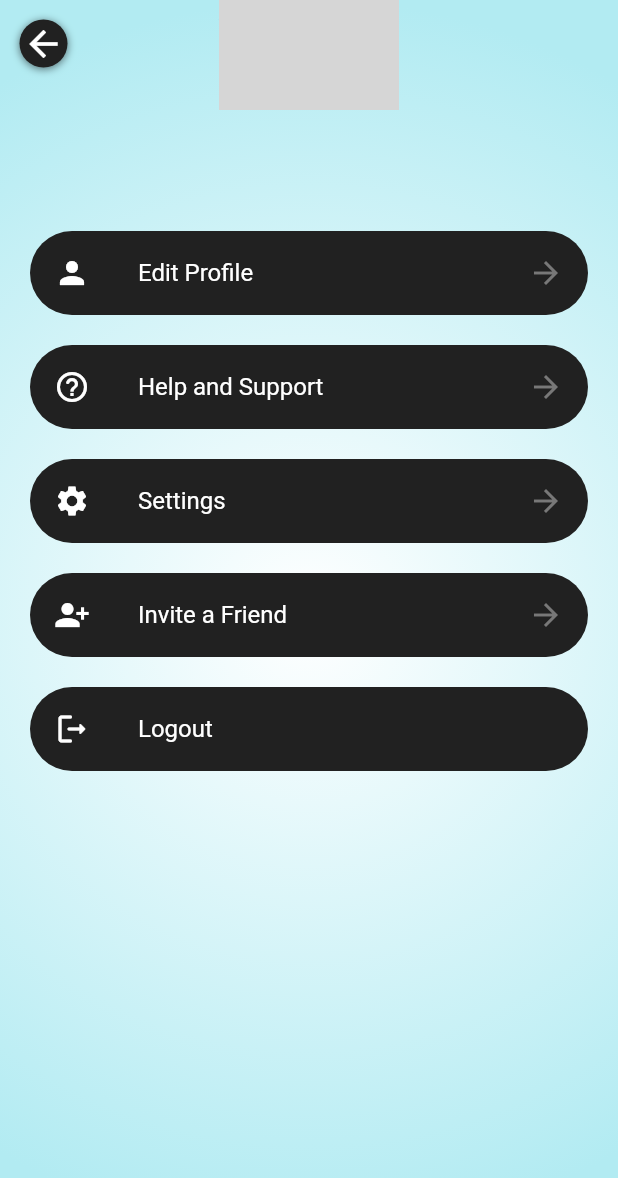
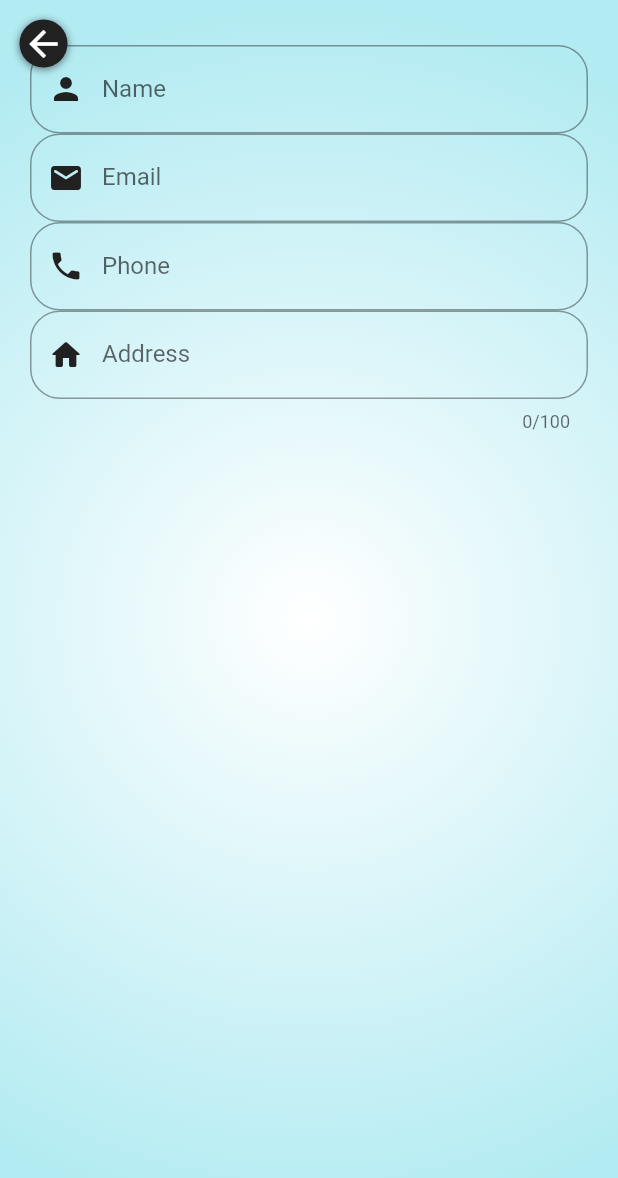
Before and after one commit to DA-NIN-JA/food_app, a Flutter app: the UserProfile screen opened by its route, scrolled down 77 dp, after a tap on "Edit Profile", on a phone screen of 412 x 824 dp. Shown: the top 1178 px of the screen. Run offline on Flutter 3.47's test engine with Material 2 defaults, Android fonts, the phone set to English and light mode, and no system bars; our stand-ins replace cloud_firestore, firebase_auth, firebase_core, font_awesome_flutter, rflutter_alert; accounts and stored records are empty; network calls fail; grey boxes are pictures that could not be loaded.

Commit message:
Edit Screen Skeleton

```diff
--- a/lib/main.dart
+++ b/lib/main.dart
@@ -7,6 +7,7 @@ import 'package:food_app/providers/provider.dart';
 import 'package:food_app/screens/AuthPage.dart';
 import 'package:food_app/screens/NGO_list_page.dart';
 import 'package:food_app/screens/NGO_page.dart';
+import 'package:food_app/screens/edit_profile_screen.dart';
 import 'package:food_app/screens/home_screen.dart';
 import 'package:food_app/screens/user_profile.dart';
 import 'package:provider/provider.dart';
@@ -39,7 +40,7 @@ class MyApp extends StatelessWidget {
             if (snapshot.connectionState == ConnectionState.waiting) {
               return Scaffold(
                 body: Center(
-                  child: CircularProgressIndicator(),
+                  child: CircularProgressIndicator(color: kblack),
                 ),
               );
             } else if (snapshot.hasError) {
@@ -66,6 +67,7 @@ class MyApp extends StatelessWidget {
           NGOPage.routeName: (context) => NGOPage(),
           UserProfile.routeName: (context) => UserProfile(),
           NGOsList.routeName: (context) => NGOsList(),
+          EditProfileScreen.routeName: (context) => EditProfileScreen(),
         },
       ),
     );
--- a/lib/providers/provider.dart
+++ b/lib/providers/provider.dart
@@ -19,7 +19,19 @@ class User {
 }
 
 class UserProvider with ChangeNotifier {
-  void addUser(User user,String userId) {
+  User _currentUser = User(name: "", email: "");
+
+  User get currentUser {
+    return User(
+      name: _currentUser.name,
+      email: _currentUser.email,
+      address: _currentUser.address,
+      imageUrl: _currentUser.imageUrl,
+      phone: _currentUser.phone,
+    );
+  }
+
+  void addUser(User user, String userId) {
     FirebaseFirestore.instance.collection("users").doc(userId).set({
       "name": user.name,
       "email": user.email,
@@ -33,7 +45,7 @@ class UserProvider with ChangeNotifier {
     final userId = FirebaseAuth.instance.currentUser!.uid;
     final userData =
         await FirebaseFirestore.instance.collection("users").doc(userId).get();
-    User currentUser = User(
+    _currentUser = User(
       name: userData["name"],
       email: userData["email"],
       address: userData["address"],
@@ -41,6 +53,6 @@ class UserProvider with ChangeNotifier {
       phone: userData["phone"],
     );
 
-    return currentUser;
+    return _currentUser;
   }
 }
--- /dev/null
+++ b/lib/reusableWidgets/dialog_box.dart
@@ -0,0 +1,32 @@
+import 'package:flutter/material.dart';
+import 'package:rflutter_alert/rflutter_alert.dart';
+import '../constants.dart';
+
+void ErrorDialog(BuildContext context, String errorMessage) {
+    Alert(
+      context: context,
+      type: AlertType.error,
+      title: "Error",
+      style: AlertStyle(
+        titleStyle: TextStyle(
+          fontSize: 20,
+          fontWeight: FontWeight.bold,
+        ),
+      ),
+      closeIcon: SizedBox(),
+      buttons: [
+        DialogButton(
+          child: Text(
+            "OK",
+            style: TextStyle(color: kwhite),
+          ),
+          onPressed: () => Navigator.of(context).pop(),
+          color: kblack,
+        ),
+      ],
+      content: Text(
+        errorMessage,
+        style: TextStyle(fontSize: 14),
+      ),
+    ).show();
+  }
--- a/lib/screens/AuthPage.dart
+++ b/lib/screens/AuthPage.dart
@@ -4,6 +4,7 @@ import 'package:food_app/providers/provider.dart';
 import 'package:rflutter_alert/rflutter_alert.dart';
 import '../constants.dart';
 import '../providers/provider.dart' as UserProviders;
+import '../reusableWidgets/dialog_box.dart';
 
 class AuthPage extends StatelessWidget {
   const AuthPage({super.key});
@@ -181,9 +182,9 @@ class _AuthWidgetState extends State<AuthWidget> {
               label: Text("Email"),
             ),
             // onTapOutside: (event) => Focus.of(context).unfocus(),
-            validator: (value) {
-              return value.toString().isEmpty ? "Required Field" : null;
-            },
+            // validator: (value) {
+            //   return value.toString().isEmpty ? "Required Field" : null;
+            // },
             onFieldSubmitted: (value) => _passwordController.text.trim().isEmpty
                 ? FocusScope.of(context).requestFocus(_passFocus)
                 : null,
@@ -462,33 +463,4 @@ class _AuthWidgetState extends State<AuthWidget> {
       ErrorDialog(context, _errorMessage);
     }
   }
-
-  void ErrorDialog(BuildContext context, String errorMessage) {
-    Alert(
-      context: context,
-      type: AlertType.error,
-      title: "Error",
-      style: AlertStyle(
-        titleStyle: TextStyle(
-          fontSize: 20,
-          fontWeight: FontWeight.bold,
-        ),
-      ),
-      closeIcon: SizedBox(),
-      buttons: [
-        DialogButton(
-          child: Text(
-            "OK",
-            style: TextStyle(color: kwhite),
-          ),
-          onPressed: () => Navigator.of(context).pop(),
-          color: kblack,
-        ),
-      ],
-      content: Text(
-        errorMessage,
-        style: TextStyle(fontSize: 14),
-      ),
-    ).show();
-  }
 }
--- /dev/null
+++ b/lib/screens/edit_profile_screen.dart
@@ -0,0 +1,162 @@
+import 'package:flutter/material.dart';
+import 'package:firebase_auth/firebase_auth.dart';
+import 'package:firebase_core/firebase_core.dart';
+import 'package:cloud_firestore/cloud_firestore.dart';
+import 'package:food_app/providers/provider.dart';
+import 'package:food_app/reusableWidgets/dialog_box.dart';
+import 'package:provider/provider.dart';
+import '../constants.dart';
+import '../reusableWidgets/back_button.dart';
+
+class EditProfileScreen extends StatefulWidget {
+  static const routeName = "/EditProfileScreen";
+
+  @override
+  State<EditProfileScreen> createState() => _EditProfileScreenState();
+}
+
+class _EditProfileScreenState extends State<EditProfileScreen> {
+  final _nameController = TextEditingController();
+  final _emailController = TextEditingController();
+  final _phoneController = TextEditingController();
+  final _addressController = TextEditingController();
+  final _nameFocus = FocusNode();
+  final _emailFocus = FocusNode();
+  final _phoneFocus = FocusNode();
+  final _addressFocus = FocusNode();
+
+  @override
+  Widget build(BuildContext context) {
+    final user = Provider.of<UserProvider>(context).currentUser;
+    print(user.name);
+    return Scaffold(
+      // appBar: AppBar(backgroundColor: kwhite,elevation: 0,),
+      backgroundColor: kwhite,
+      body: SafeArea(
+        child: Stack(
+          children: [
+            Container(
+              decoration: BoxDecoration(
+                  gradient: RadialGradient(
+                      colors: [kwhite, kcyan],
+                      center: Alignment.center,
+                      radius: 0.9999)),
+              height: double.infinity,
+              width: double.infinity,
+              child: SingleChildScrollView(
+                child: Padding(
+                  padding: EdgeInsets.fromLTRB(20, 30, 20, 0),
+                  child: Column(
+                    children: [
+                      TextFormField(
+                        focusNode: _nameFocus,
+                        controller: _nameController,
+                        decoration: InputDecoration(
+                          border: OutlineInputBorder(
+                              borderRadius: BorderRadius.circular(20),
+                              borderSide: BorderSide(color: kgrey)),
+                          prefixIcon: Icon(
+                            Icons.person,
+                            color: kblack,
+                          ),
+                          label: Text("Name"),
+                        ),
+                        onFieldSubmitted: (value) => _phoneController.text
+                                .trim()
+                                .isEmpty
+                            ? FocusScope.of(context).requestFocus(_phoneFocus)
+                            : null,
+                        keyboardType: TextInputType.name,
+                      ),
+                      GestureDetector(
+                        behavior: HitTestBehavior.opaque,
+                        onDoubleTap: () => ErrorDialog(
+                            context, "Email Address cannot be changed."),
+                        child: TextFormField(
+                          focusNode: _emailFocus,
+                          controller: _emailController,
+                          decoration: InputDecoration(
+                            border: OutlineInputBorder(
+                                borderRadius: BorderRadius.circular(20),
+                                borderSide: BorderSide(color: kgrey)),
+                            prefixIcon: Icon(
+                              Icons.email_rounded,
+                              color: kblack,
+                            ),
+                            label: Text("Email"),
+                          ),
+                          onTap: () {
+                            FocusScope.of(context).requestFocus(FocusNode());
+                          },
+                          // onTapOutside: (event) => Focus.of(context).unfocus(),
+                          // validator: (value) {
+                          //   return value.toString().isEmpty ? "Required Field" : null;
+                          // },
+                          // onFieldSubmitted: (value) => _passwordController.text
+                          //         .trim()
+                          //         .isEmpty
+                          //     ? FocusScope.of(context).requestFocus(_passFocus)
+                          //     : null,
+                          keyboardType: TextInputType.emailAddress,
+                          readOnly: true,
+                        ),
+                      ),
+                      TextFormField(
+                        focusNode: _phoneFocus,
+                        controller: _phoneController,
+                        decoration: InputDecoration(
+                          border: OutlineInputBorder(
+                              borderRadius: BorderRadius.circular(20),
+                              borderSide: BorderSide(color: kgrey)),
+                          prefixIcon: Icon(
+                            Icons.phone,
+                            color: kblack,
+                          ),
+                          label: Text("Phone"),
+                        ),
+                        onFieldSubmitted: (value) => _addressController.text
+                                .trim()
+                                .isEmpty
+                            ? FocusScope.of(context).requestFocus(_addressFocus)
+                            : null,
+                        keyboardType: TextInputType.number,
+                      ),
+                      TextFormField(
+                        focusNode: _addressFocus,
+                        controller: _addressController,
+                        decoration: InputDecoration(
+                          border: OutlineInputBorder(
+                              borderRadius: BorderRadius.circular(20),
+                              borderSide: BorderSide(color: kgrey)),
+                          prefixIcon: Icon(
+                            Icons.home_rounded,
+                            color: kblack,
+                          ),
+                          label: Text("Address"),
+                        ),
+                        onTapOutside: (event) =>
+                            FocusScope.of(context).unfocus(),
+                        onFieldSubmitted: (value) =>
+                            FocusScope.of(context).unfocus(),
+                        keyboardType: TextInputType.multiline,
+                        maxLength: 100,
+                        maxLines: 1,
+                      ),
+                    ],
+                  ),
+                ),
+              ),
+            ),
+            Positioned(
+                child: IconButton(
+                    onPressed: () => Navigator.of(context).pop(),
+                    icon: BackIcon(),
+                    splashRadius: 28),
+                left: 5,
+                top: 5)
+          ],
+        ),
+      ),
+    );
+  }
+}
--- a/lib/screens/user_profile.dart
+++ b/lib/screens/user_profile.dart
@@ -3,6 +3,7 @@ import 'package:firebase_auth/firebase_auth.dart';
 import 'package:food_app/constants.dart';
 import 'package:food_app/providers/provider.dart';
 import 'package:food_app/screens/AuthPage.dart';
+import 'package:food_app/screens/edit_profile_screen.dart';
 import 'package:provider/provider.dart';
 import '../providers/provider.dart' as up;
 import '../reusableWidgets/back_button.dart';
@@ -23,11 +24,11 @@ class UserProfile extends StatelessWidget {
     //     .then((value) => currentUser = value)
     //     .then((value) => print(currentUser!.name));
     return FutureBuilder(
-      future: Provider.of<UserProvider>(context, listen: false)
-        .getUserInfo(),
+      future: Provider.of<UserProvider>(context, listen: false).getUserInfo(),
       builder: (context, snapshot) {
-        if (snapshot.hasData) {
-          final userInfo = snapshot.data!;
+        if (snapshot.hasData ||
+            snapshot.connectionState == ConnectionState.waiting) {
+          final userInfo = snapshot.data;
           return Scaffold(
             // appBar: AppBar(backgroundColor: kwhite,elevation: 0,),
             backgroundColor: kwhite,
@@ -41,24 +42,30 @@ class UserProfile extends StatelessWidget {
                             center: Alignment.center,
                             radius: 0.9999)),
                     height: double.infinity,
-                    child: SingleChildScrollView(
+                    width: double.infinity,   //Works without this
+                    child: snapshot.connectionState == ConnectionState.waiting
+                        ? Center(
+                            child: CircularProgressIndicator(color: kblack),
+                          )
+                        : SingleChildScrollView(
                             child: Padding(
                               padding: EdgeInsets.fromLTRB(20, 30, 20, 0),
                               child: Column(
                                 children: [
                                   Center(
                                     child: CircleAvatar(
-                                foregroundImage:
-                                    NetworkImage("https://picsum.photos/200"),
+                                      foregroundImage: NetworkImage(
+                                          "https://picsum.photos/200"),
                                       radius: 60,
                                     ),
                                   ),
                                   Container(
                                     padding: EdgeInsets.only(top: 8),
                                     child: Text(
-                                userInfo.name,
+                                      userInfo!.name,
                                       style: TextStyle(
-                                    fontSize: 18, fontWeight: FontWeight.bold),
+                                          fontSize: 18,
+                                          fontWeight: FontWeight.bold),
                                     ),
                                   ),
                                   Container(
@@ -77,7 +84,9 @@ class UserProfile extends StatelessWidget {
                                   ListItem(
                                       icon: Icons.person,
                                       title: "Edit Profile",
-                                onPress: () {}),
+                                      onPress: () => Navigator.of(context)
+                                          .pushNamed(
+                                              EditProfileScreen.routeName)),
                                   ListItem(
                                       icon: Icons.help_outline_rounded,
                                       title: "Help and Support",
@@ -114,11 +123,14 @@ class UserProfile extends StatelessWidget {
               ),
             ),
           );
-        }else if(snapshot.hasError){
+        } else if (snapshot.hasError) {
           print(snapshot.error);
-          return Scaffold(body: Center(child: Text(snapshot.error as String),),);
-        }
-        else {
+          return Scaffold(
+            body: Center(
+              child: Text(snapshot.error as String),
+            ),
+          );
+        } else {
           return AuthPage();
         }
       },
```
Lines whose indentation alone changed are shown as unchanged.
